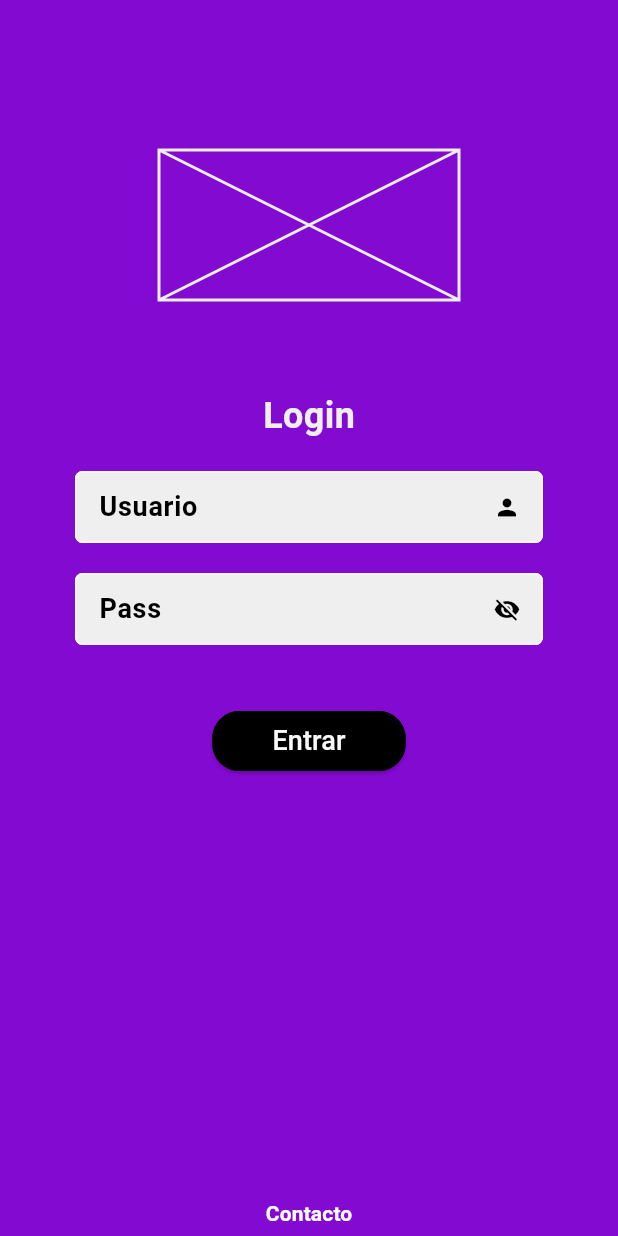
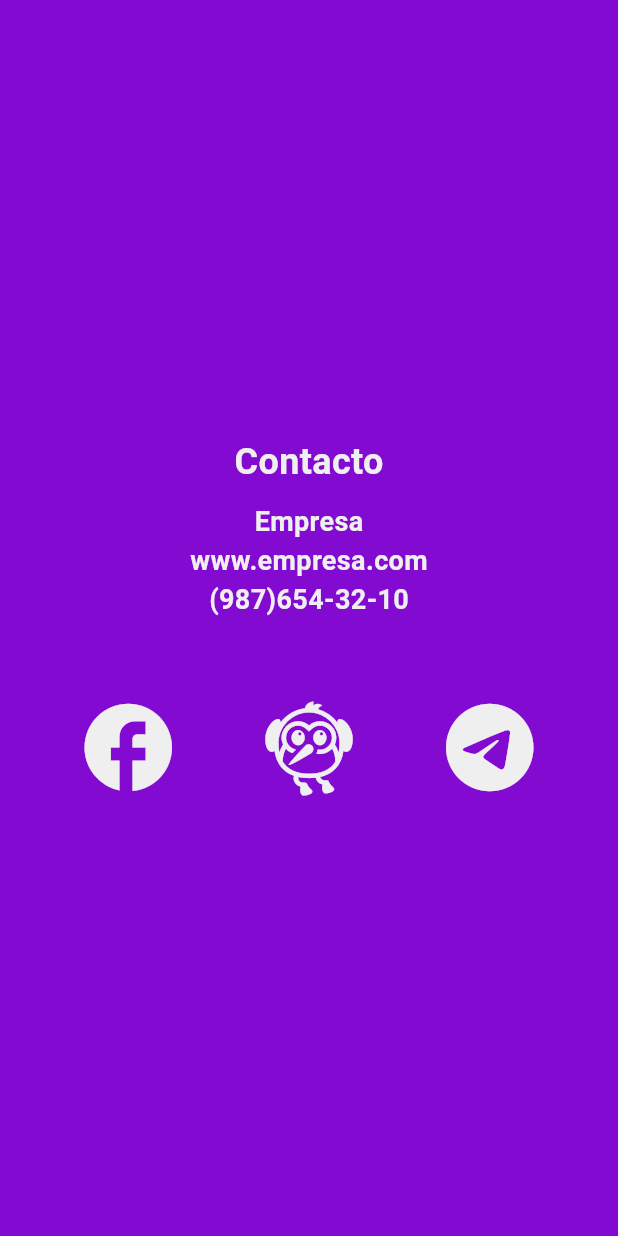
Before and after one commit to guillermoherrera/smart_security, a Flutter app: the screen it shows after launch, after a tap on "Contacto", on a phone screen of 412 x 824 dp. Run offline on Flutter 3.47's test engine with Material 3 defaults, Android fonts, the phone set to English and light mode, and no system bars.

Commit message:
contacto page

```diff
--- a/lib/main.dart
+++ b/lib/main.dart
@@ -18,6 +18,7 @@ class MyApp extends StatelessWidget {
       initialRoute: 'login',
       routes: {
         'login': (_)=> const LoginPage(),
+        'contacto': (_)=> const ContactoPage(),
       }
     );
   }
--- a/lib/pages/01_login/login_page.dart
+++ b/lib/pages/01_login/login_page.dart
@@ -48,7 +48,7 @@ class _LoginPageState extends State<LoginPage> {
                 fontSize: 14,
                 fontWeight: FontWeight.bold,
                 color: Colors.white),),
-              onPressed: ()=>(),
+              onPressed: ()=>Navigator.pushNamed(context, 'contacto'),
             ),
           ],
         ),
--- /dev/null
+++ b/lib/pages/02_contacto/contacto_page.dart
@@ -0,0 +1,44 @@
+import 'package:flutter/material.dart';
+import 'package:smart_security/ui/ui_files.dart';
+import 'package:smart_security/widget/widgets.dart';
+
+class ContactoPage extends StatefulWidget {
+  const ContactoPage({super.key});
+
+  @override
+  State<ContactoPage> createState() => _ContactoPageState();
+}
+
+class _ContactoPageState extends State<ContactoPage> {
+  @override
+  Widget build(BuildContext context) {
+    return const Scaffold(
+      body: AuthBackground(
+        mainBox: false,
+        child: SizedBox(
+          width: double.infinity,
+          child: Column(
+            mainAxisAlignment: MainAxisAlignment.center,
+            children: [
+              Text('Contacto', style: TextStyles.tStyleBold24,),
+              SizedBox(height: 10),
+              Text('Empresa', style: TextStyles.tStyleBold18,),
+              Text('www.empresa.com', style: TextStyles.tStyleBold18,),
+              Text('(987)654-32-10', style: TextStyles.tStyleBold18,),
+              SizedBox(height: 50),
+              Row(
+                mainAxisSize: MainAxisSize.max,
+                mainAxisAlignment: MainAxisAlignment.spaceEvenly,
+                children: [
+                  Icon(Icons.facebook, color: ColorPalette.colorSecundario, size: 70,),
+                  Icon(Icons.flutter_dash, color: ColorPalette.colorSecundario, size: 70),
+                  Icon(Icons.telegram, color: ColorPalette.colorSecundario, size: 70),
+                ],
+              )
+            ],
+          ),
+        )
+      ),
+    );
+  }
+}
--- a/lib/pages/pages.dart
+++ b/lib/pages/pages.dart
@@ -1 +1,2 @@
 export '01_login/login_page.dart';
+export '02_contacto/contacto_page.dart';
--- a/lib/ui/text_styles.dart
+++ b/lib/ui/text_styles.dart
@@ -6,5 +6,6 @@ abstract class TextStyles{
 
   static const TextStyle tStyleNormalPrincipal18 = TextStyle(fontSize: 18, color: ColorPalette.colorBlanco);
 
+  static const TextStyle tStyleBold18 = TextStyle(fontSize: 18, fontWeight: FontWeight.bold, color: ColorPalette.colorSecundario);
   static const TextStyle tStyleBold24 = TextStyle(fontSize: 24, fontWeight: FontWeight.bold, color: ColorPalette.colorSecundario);
 }
--- a/lib/widget/full_background.dart
+++ b/lib/widget/full_background.dart
@@ -63,7 +63,7 @@ class _MainBox extends StatelessWidget {
             margin: const EdgeInsets.only(top: 100),
             width: 200,
             height: 100,
-            child: const Placeholder(color: ColorPalette.colorSecundario,))//Image(image: AssetImage(mainBox == true ? 'assets/smartsecurity.jpeg' : 'assets/empty.png'), width: size.width * 0.80,),
+            child: mainBox == true ? const Placeholder(color: ColorPalette.colorSecundario,) : Container())//Image(image: AssetImage(mainBox == true ? 'assets/smartsecurity.jpeg' : 'assets/empty.png'), width: size.width * 0.80,),
         )),
         // Positioned(top: 90, left: 30,child: _Bubble()),
         // Positioned(top: -40, left: -30,child: _Bubble()),
```
